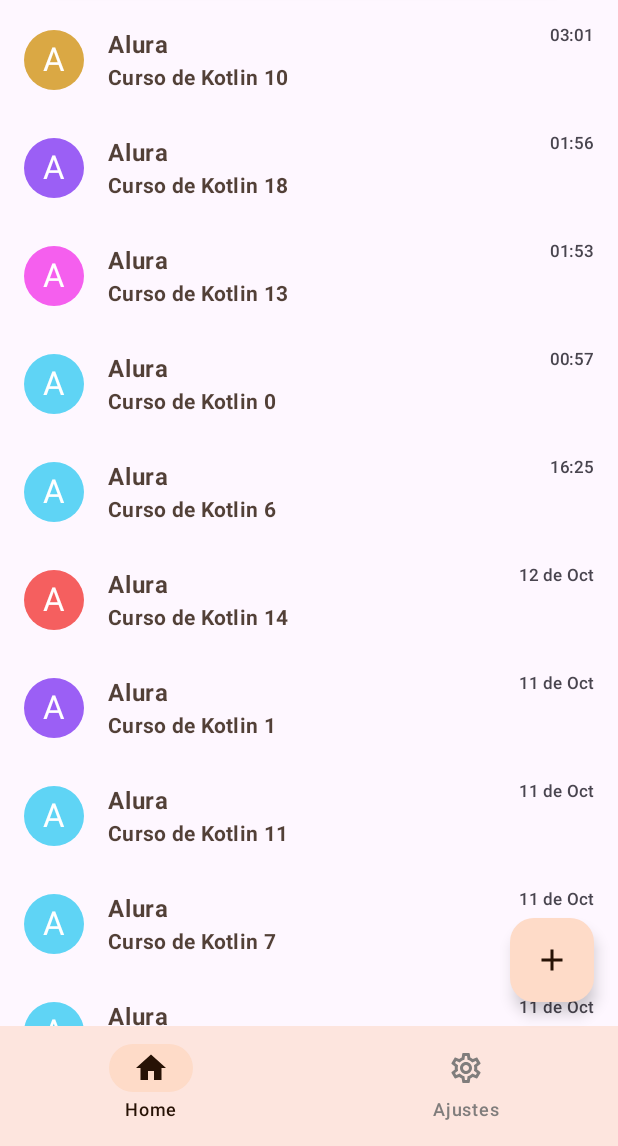
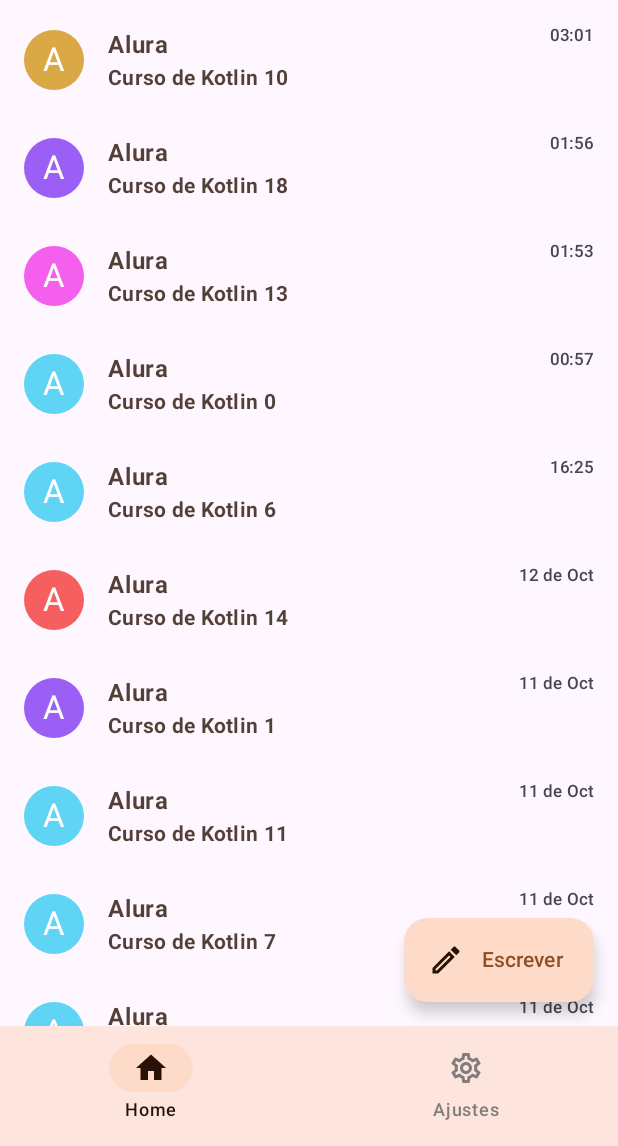
Before and after one commit to git-jr/MAIL, an Android app built with Jetpack Compose: the screen it shows after launch (MainActivity), on a phone screen of 412 x 824 dp, the part 90-1236 px from its top. Run offline under Robolectric (Android 15) with nearby library versions, the phone set to English and light mode, and no system bars; pictures from the network do not load.

Commit message:
feat: scroll animation sync with extendedFAB

```diff
--- a/app/src/main/java/com/alura/mail/ui/components/HomeFAB.kt
+++ b/app/src/main/java/com/alura/mail/ui/components/HomeFAB.kt
@@ -1,22 +1,25 @@
 package com.alura.mail.ui.components
 
 import androidx.compose.material.icons.Icons
-import androidx.compose.material.icons.filled.Add
-import androidx.compose.material3.FloatingActionButton
+import androidx.compose.material.icons.outlined.Edit
+import androidx.compose.material3.ExtendedFloatingActionButton
 import androidx.compose.material3.Icon
 import androidx.compose.material3.MaterialTheme
+import androidx.compose.material3.Text
 import androidx.compose.runtime.Composable
 
-
 @Composable
-fun HomeFAB() {
-    FloatingActionButton(
+fun HomeFAB(expanded: Boolean) {
+    ExtendedFloatingActionButton(
         onClick = { /*TODO*/ },
-    ) {
-        Icon(
-            imageVector = Icons.Filled.Add,
-            contentDescription = "adicionar",
-            tint = MaterialTheme.colorScheme.onSecondaryContainer
-        )
-    }
+        text = { Text(text = "Escrever", color = MaterialTheme.colorScheme.primary) },
+        icon = {
+            Icon(
+                imageVector = Icons.Outlined.Edit,
+                contentDescription = "adicionar",
+                tint = MaterialTheme.colorScheme.onSecondaryContainer
+            )
+        },
+        expanded = expanded
+    )
 }
--- a/app/src/main/java/com/alura/mail/ui/home/HomeScreen.kt
+++ b/app/src/main/java/com/alura/mail/ui/home/HomeScreen.kt
@@ -4,6 +4,7 @@ import androidx.activity.compose.BackHandler
 import androidx.compose.animation.Crossfade
 import androidx.compose.foundation.layout.Column
 import androidx.compose.foundation.layout.padding
+import androidx.compose.foundation.lazy.rememberLazyListState
 import androidx.compose.material.icons.Icons
 import androidx.compose.material.icons.filled.ArrowBack
 import androidx.compose.material3.ExperimentalMaterial3Api
@@ -17,6 +18,7 @@ import androidx.compose.material3.TopAppBarDefaults
 import androidx.compose.material3.TopAppBarScrollBehavior
 import androidx.compose.runtime.Composable
 import androidx.compose.runtime.collectAsState
+import androidx.compose.runtime.derivedStateOf
 import androidx.compose.runtime.getValue
 import androidx.compose.runtime.mutableStateOf
 import androidx.compose.runtime.remember
@@ -39,6 +41,14 @@ fun HomeScreen(onBack: () -> Unit) {
     val showEmailsList = state.showEmailsList
 
     val scrollBehavior = TopAppBarDefaults.enterAlwaysScrollBehavior()
+    val listState = rememberLazyListState()
+
+    val expandedFab by remember {
+        derivedStateOf {
+            listState.isScrollInProgress.not()
+        }
+    }
+
 
     SetupOnBackPress(
         showEmailList = showEmailsList,
@@ -49,7 +59,6 @@ fun HomeScreen(onBack: () -> Unit) {
     )
 
     var selectedEmail: Email? by remember { mutableStateOf(null) }
-
 
     Scaffold(
         modifier = Modifier
@@ -67,7 +76,7 @@ fun HomeScreen(onBack: () -> Unit) {
         },
         floatingActionButton = {
             if (showEmailsList) {
-                HomeFAB()
+                HomeFAB(expanded = expandedFab)
             }
         },
         bottomBar = {
@@ -87,10 +96,14 @@ fun HomeScreen(onBack: () -> Unit) {
 
                 when (selectedTab) {
                     0 -> {
-                        ListPosts(state.emails) {
-                            selectedEmail = it
-                            homeViewModel.changeSelectedTab(2)
-                        }
+                        ListPosts(
+                            emails = state.emails,
+                            onClick = {
+                                selectedEmail = it
+                                homeViewModel.changeSelectedTab(2)
+                            },
+                            listState = listState
+                        )
                     }
 
                     1 -> {
--- a/app/src/main/java/com/alura/mail/ui/home/ListPosts.kt
+++ b/app/src/main/java/com/alura/mail/ui/home/ListPosts.kt
@@ -9,6 +9,7 @@ import androidx.compose.foundation.layout.fillMaxSize
 import androidx.compose.foundation.layout.height
 import androidx.compose.foundation.layout.size
 import androidx.compose.foundation.lazy.LazyColumn
+import androidx.compose.foundation.lazy.LazyListState
 import androidx.compose.foundation.lazy.items
 import androidx.compose.foundation.shape.CircleShape
 import androidx.compose.material3.ListItem
@@ -30,8 +31,9 @@ import com.alura.mail.extensions.toFormattedDate
 
 
 @Composable
-fun ListPosts(emails: List<Email>, onClick: (Email) -> Unit) {
+fun ListPosts(emails: List<Email>, onClick: (Email) -> Unit, listState: LazyListState) {
     LazyColumn(
+        state = listState,
         modifier = Modifier
             .background(MaterialTheme.colorScheme.background)
             .fillMaxSize(),
```
